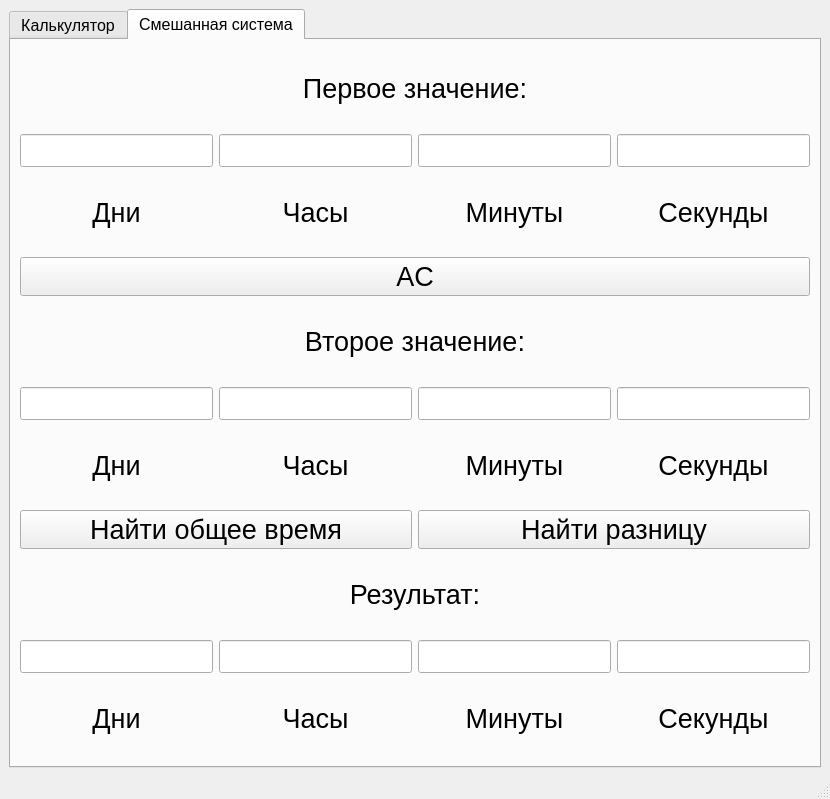
Above: calculator.ui from ZyNordd/Calculator before the change. Below: the same form after it.
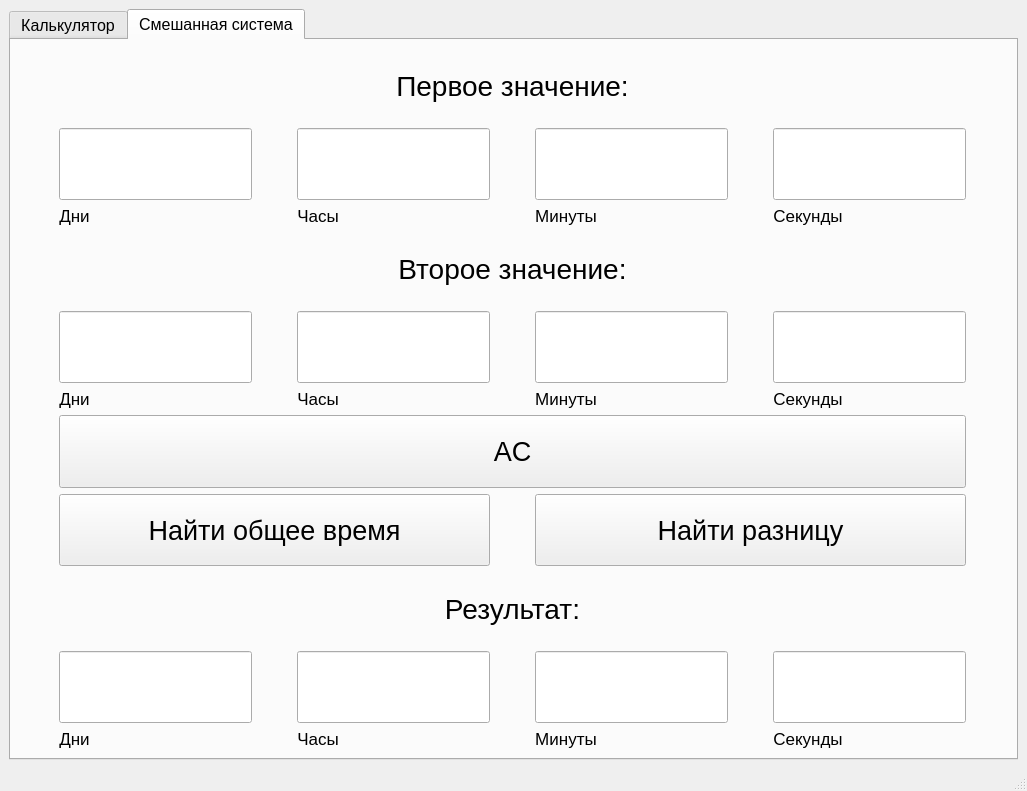
That is the form after the change.

Commit message: Interface update by Yan

```diff
--- a/calculator.ui
+++ b/calculator.ui
@@ -6,8 +6,8 @@
    <rect>
     <x>0</x>
     <y>0</y>
-    <width>823</width>
-    <height>799</height>
+    <width>1027</width>
+    <height>791</height>
    </rect>
   </property>
   <property name="sizePolicy">
@@ -29,6 +29,9 @@
    <layout class="QGridLayout" name="gridLayout_2">
     <item row="0" column="0">
      <widget class="QTabWidget" name="tabWidget">
+      <property name="enabled">
+       <bool>true</bool>
+      </property>
       <property name="font">
        <font>
         <pointsize>12</pointsize>
@@ -636,8 +639,110 @@
         <string>Смешанная система</string>
        </attribute>
        <layout class="QGridLayout" name="gridLayout_4">
+        <item row="6" column="0">
+         <widget class="QLineEdit" name="lineEdit_secondDay">
+          <property name="sizePolicy">
+           <sizepolicy hsizetype="Preferred" vsizetype="Preferred">
+            <horstretch>0</horstretch>
+            <verstretch>0</verstretch>
+           </sizepolicy>
+          </property>
+          <property name="font">
+           <font>
+            <pointsize>16</pointsize>
+           </font>
+          </property>
+         </widget>
+        </item>
+        <item row="2" column="2">
+         <widget class="QLabel" name="label_firstMinute">
+          <property name="sizePolicy">
+           <sizepolicy hsizetype="Fixed" vsizetype="Fixed">
+            <horstretch>0</horstretch>
+            <verstretch>0</verstretch>
+           </sizepolicy>
+          </property>
+          <property name="font">
+           <font>
+            <pointsize>13</pointsize>
+           </font>
+          </property>
+          <property name="layoutDirection">
+           <enum>Qt::LeftToRight</enum>
+          </property>
+          <property name="autoFillBackground">
+           <bool>false</bool>
+          </property>
+          <property name="text">
+           <string>Минуты</string>
+          </property>
+          <property name="alignment">
+           <set>Qt::AlignCenter</set>
+          </property>
+         </widget>
+        </item>
+        <item row="7" column="1">
+         <widget class="QLabel" name="label_secondHour">
+          <property name="sizePolicy">
+           <sizepolicy hsizetype="Fixed" vsizetype="Fixed">
+            <horstretch>0</horstretch>
+            <verstretch>0</verstretch>
+           </sizepolicy>
+          </property>
+          <property name="font">
+           <font>
+            <pointsize>13</pointsize>
+           </font>
+          </property>
+          <property name="layoutDirection">
+           <enum>Qt::LeftToRight</enum>
+          </property>
+          <property name="autoFillBackground">
+           <bool>false</bool>
+          </property>
+          <property name="text">
+           <string>Часы</string>
+          </property>
+          <property name="alignment">
+           <set>Qt::AlignCenter</set>
+          </property>
+         </widget>
+        </item>
+        <item row="7" column="2">
+         <widget class="QLabel" name="label_secondMinute">
+          <property name="sizePolicy">
+           <sizepolicy hsizetype="Fixed" vsizetype="Fixed">
+            <horstretch>0</horstretch>
+            <verstretch>0</verstretch>
+           </sizepolicy>
+          </property>
+          <property name="font">
+           <font>
+            <pointsize>13</pointsize>
+           </font>
+          </property>
+          <property name="layoutDirection">
+           <enum>Qt::LeftToRight</enum>
+          </property>
+          <property name="autoFillBackground">
+           <bool>false</bool>
+          </property>
+          <property name="text">
+           <string>Минуты</string>
+          </property>
+          <property name="alignment">
+           <set>Qt::AlignCenter</set>
+          </property>
+         </widget>
+        </item>
         <item row="1" column="2">
          <widget class="QLineEdit" name="lineEdit_firstMinute">
+          <property name="sizePolicy">
+           <sizepolicy hsizetype="Preferred" vsizetype="Preferred">
+            <horstretch>0</horstretch>
+            <verstretch>0</verstretch>
+           </sizepolicy>
+          </property>
           <property name="font">
            <font>
             <pointsize>16</pointsize>
@@ -645,26 +750,86 @@
           </property>
          </widget>
         </item>
-        <item row="2" column="3">
-         <widget class="QLabel" name="label_firstSec">
+        <item row="5" column="0" colspan="4">
+         <widget class="QLabel" name="label_secondVar">
+          <property name="sizePolicy">
+           <sizepolicy hsizetype="Minimum" vsizetype="Minimum">
+            <horstretch>0</horstretch>
+            <verstretch>0</verstretch>
+           </sizepolicy>
+          </property>
           <property name="font">
            <font>
-            <pointsize>20</pointsize>
+            <pointsize>21</pointsize>
            </font>
           </property>
           <property name="text">
-           <string>Секунды</string>
+           <string>Второе значение:</string>
           </property>
           <property name="alignment">
            <set>Qt::AlignCenter</set>
           </property>
          </widget>
         </item>
+        <item row="11" column="1">
+         <widget class="QLineEdit" name="lineEdit_answerHour">
+          <property name="sizePolicy">
+           <sizepolicy hsizetype="Preferred" vsizetype="Preferred">
+            <horstretch>0</horstretch>
+            <verstretch>0</verstretch>
+           </sizepolicy>
+          </property>
+          <property name="font">
+           <font>
+            <pointsize>16</pointsize>
+           </font>
+          </property>
+         </widget>
+        </item>
+        <item row="6" column="1">
+         <widget class="QLineEdit" name="lineEdit_secondHour">
+          <property name="sizePolicy">
+           <sizepolicy hsizetype="Preferred" vsizetype="Preferred">
+            <horstretch>0</horstretch>
+            <verstretch>0</verstretch>
+           </sizepolicy>
+          </property>
+          <property name="font">
+           <font>
+            <pointsize>16</pointsize>
+           </font>
+          </property>
+         </widget>
+        </item>
+        <item row="9" column="0" colspan="2">
+         <widget class="QPushButton" name="pushButton_plusMixed">
+          <property name="sizePolicy">
+           <sizepolicy hsizetype="Preferred" vsizetype="Preferred">
+            <horstretch>0</horstretch>
+            <verstretch>0</verstretch>
+           </sizepolicy>
+          </property>
+          <property name="font">
+           <font>
+            <pointsize>20</pointsize>
+           </font>
+          </property>
+          <property name="text">
+           <string>Найти общее время</string>
+          </property>
+         </widget>
+        </item>
         <item row="0" column="0" colspan="4">
          <widget class="QLabel" name="label_firstMixVar">
+          <property name="sizePolicy">
+           <sizepolicy hsizetype="Minimum" vsizetype="Minimum">
+            <horstretch>0</horstretch>
+            <verstretch>0</verstretch>
+           </sizepolicy>
+          </property>
           <property name="font">
            <font>
-            <pointsize>20</pointsize>
+            <pointsize>21</pointsize>
            </font>
           </property>
           <property name="text">
@@ -675,32 +840,14 @@
           </property>
          </widget>
         </item>
-        <item row="2" column="1">
-         <widget class="QLabel" name="label_firstHour">
-          <property name="font">
-           <font>
-            <pointsize>20</pointsize>
-           </font>
-          </property>
-          <property name="text">
-           <string>Часы</string>
-          </property>
-          <property name="alignment">
-           <set>Qt::AlignCenter</set>
-          </property>
-         </widget>
-        </item>
         <item row="6" column="3">
          <widget class="QLineEdit" name="lineEdit_secondSec">
-          <property name="font">
-           <font>
-            <pointsize>16</pointsize>
-           </font>
+          <property name="sizePolicy">
+           <sizepolicy hsizetype="Preferred" vsizetype="Preferred">
+            <horstretch>0</horstretch>
+            <verstretch>0</verstretch>
+           </sizepolicy>
           </property>
-         </widget>
-        </item>
-        <item row="10" column="0">
-         <widget class="QLineEdit" name="lineEdit_answerDay">
           <property name="font">
            <font>
             <pointsize>16</pointsize>
@@ -708,30 +855,24 @@
           </property>
          </widget>
         </item>
-        <item row="10" column="1">
-         <widget class="QLineEdit" name="lineEdit_answerHour">
-          <property name="font">
-           <font>
-            <pointsize>16</pointsize>
-           </font>
+        <item row="12" column="2">
+         <widget class="QLabel" name="label_answerMinute">
+          <property name="sizePolicy">
+           <sizepolicy hsizetype="Fixed" vsizetype="Fixed">
+            <horstretch>0</horstretch>
+            <verstretch>0</verstretch>
+           </sizepolicy>
           </property>
-         </widget>
-        </item>
-        <item row="1" column="3">
-         <widget class="QLineEdit" name="lineEdit_firstSec">
           <property name="font">
            <font>
-            <pointsize>16</pointsize>
+            <pointsize>13</pointsize>
            </font>
           </property>
-         </widget>
-        </item>
-        <item row="2" column="2">
-         <widget class="QLabel" name="label_firstMinute">
-          <property name="font">
-           <font>
-            <pointsize>20</pointsize>
-           </font>
+          <property name="layoutDirection">
+           <enum>Qt::LeftToRight</enum>
+          </property>
+          <property name="autoFillBackground">
+           <bool>false</bool>
           </property>
           <property name="text">
            <string>Минуты</string>
@@ -741,47 +882,14 @@
           </property>
          </widget>
         </item>
-        <item row="5" column="0" colspan="4">
-         <widget class="QLabel" name="label_secondVar">
-          <property name="font">
-           <font>
-            <pointsize>20</pointsize>
-           </font>
-          </property>
-          <property name="text">
-           <string>Второе значение:</string>
-          </property>
-          <property name="alignment">
-           <set>Qt::AlignCenter</set>
-          </property>
-         </widget>
-        </item>
-        <item row="10" column="3">
-         <widget class="QLineEdit" name="lineEdit_answerSec">
-          <property name="font">
-           <font>
-            <pointsize>16</pointsize>
-           </font>
-          </property>
-         </widget>
-        </item>
-        <item row="9" column="0" colspan="4">
-         <widget class="QLabel" name="label_answer">
-          <property name="font">
-           <font>
-            <pointsize>20</pointsize>
-           </font>
-          </property>
-          <property name="text">
-           <string>Результат:</string>
-          </property>
-          <property name="alignment">
-           <set>Qt::AlignCenter</set>
-          </property>
-         </widget>
-        </item>
         <item row="1" column="0">
          <widget class="QLineEdit" name="lineEdit_firstDay">
+          <property name="sizePolicy">
+           <sizepolicy hsizetype="Preferred" vsizetype="Preferred">
+            <horstretch>0</horstretch>
+            <verstretch>0</verstretch>
+           </sizepolicy>
+          </property>
           <property name="font">
            <font>
             <pointsize>16</pointsize>
@@ -789,38 +897,14 @@
           </property>
          </widget>
         </item>
-        <item row="11" column="0">
-         <widget class="QLabel" name="label_answerDay">
-          <property name="font">
-           <font>
-            <pointsize>20</pointsize>
-           </font>
-          </property>
-          <property name="text">
-           <string>Дни</string>
-          </property>
-          <property name="alignment">
-           <set>Qt::AlignCenter</set>
-          </property>
-         </widget>
-        </item>
         <item row="11" column="2">
-         <widget class="QLabel" name="label_answerMinute">
-          <property name="font">
-           <font>
-            <pointsize>20</pointsize>
-           </font>
+         <widget class="QLineEdit" name="lineEdit_answerMinute">
+          <property name="sizePolicy">
+           <sizepolicy hsizetype="Preferred" vsizetype="Preferred">
+            <horstretch>0</horstretch>
+            <verstretch>0</verstretch>
+           </sizepolicy>
           </property>
-          <property name="text">
-           <string>Минуты</string>
-          </property>
-          <property name="alignment">
-           <set>Qt::AlignCenter</set>
-          </property>
-         </widget>
-        </item>
-        <item row="1" column="1">
-         <widget class="QLineEdit" name="lineEdit_firstHour">
           <property name="font">
            <font>
             <pointsize>16</pointsize>
@@ -830,6 +914,126 @@
         </item>
         <item row="6" column="2">
          <widget class="QLineEdit" name="lineEdit_secondMinute">
+          <property name="sizePolicy">
+           <sizepolicy hsizetype="Preferred" vsizetype="Preferred">
+            <horstretch>0</horstretch>
+            <verstretch>0</verstretch>
+           </sizepolicy>
+          </property>
+          <property name="font">
+           <font>
+            <pointsize>16</pointsize>
+           </font>
+          </property>
+         </widget>
+        </item>
+        <item row="12" column="1">
+         <widget class="QLabel" name="label_answerHour">
+          <property name="sizePolicy">
+           <sizepolicy hsizetype="Fixed" vsizetype="Fixed">
+            <horstretch>0</horstretch>
+            <verstretch>0</verstretch>
+           </sizepolicy>
+          </property>
+          <property name="font">
+           <font>
+            <pointsize>13</pointsize>
+           </font>
+          </property>
+          <property name="layoutDirection">
+           <enum>Qt::LeftToRight</enum>
+          </property>
+          <property name="autoFillBackground">
+           <bool>false</bool>
+          </property>
+          <property name="text">
+           <string>Часы</string>
+          </property>
+          <property name="alignment">
+           <set>Qt::AlignCenter</set>
+          </property>
+         </widget>
+        </item>
+        <item row="9" column="2" colspan="2">
+         <widget class="QPushButton" name="pushButton_minusMixed">
+          <property name="sizePolicy">
+           <sizepolicy hsizetype="Preferred" vsizetype="Preferred">
+            <horstretch>0</horstretch>
+            <verstretch>0</verstretch>
+           </sizepolicy>
+          </property>
+          <property name="font">
+           <font>
+            <pointsize>20</pointsize>
+           </font>
+          </property>
+          <property name="text">
+           <string>Найти разницу</string>
+          </property>
+         </widget>
+        </item>
+        <item row="12" column="3">
+         <widget class="QLabel" name="label_answerSec">
+          <property name="sizePolicy">
+           <sizepolicy hsizetype="Fixed" vsizetype="Fixed">
+            <horstretch>0</horstretch>
+            <verstretch>0</verstretch>
+           </sizepolicy>
+          </property>
+          <property name="font">
+           <font>
+            <pointsize>13</pointsize>
+           </font>
+          </property>
+          <property name="layoutDirection">
+           <enum>Qt::LeftToRight</enum>
+          </property>
+          <property name="autoFillBackground">
+           <bool>false</bool>
+          </property>
+          <property name="text">
+           <string>Секунды</string>
+          </property>
+          <property name="alignment">
+           <set>Qt::AlignCenter</set>
+          </property>
+         </widget>
+        </item>
+        <item row="2" column="1">
+         <widget class="QLabel" name="label_firstHour">
+          <property name="sizePolicy">
+           <sizepolicy hsizetype="Fixed" vsizetype="Fixed">
+            <horstretch>0</horstretch>
+            <verstretch>0</verstretch>
+           </sizepolicy>
+          </property>
+          <property name="font">
+           <font>
+            <pointsize>13</pointsize>
+           </font>
+          </property>
+          <property name="layoutDirection">
+           <enum>Qt::LeftToRight</enum>
+          </property>
+          <property name="autoFillBackground">
+           <bool>false</bool>
+          </property>
+          <property name="text">
+           <string>Часы</string>
+          </property>
+          <property name="alignment">
+           <set>Qt::AlignCenter</set>
+          </property>
+         </widget>
+        </item>
+        <item row="1" column="1">
+         <widget class="QLineEdit" name="lineEdit_firstHour">
+          <property name="sizePolicy">
+           <sizepolicy hsizetype="Preferred" vsizetype="Preferred">
+            <horstretch>0</horstretch>
+            <verstretch>0</verstretch>
+           </sizepolicy>
+          </property>
           <property name="font">
            <font>
             <pointsize>16</pointsize>
@@ -839,11 +1043,23 @@
         </item>
         <item row="7" column="3">
          <widget class="QLabel" name="label_secondSec">
+          <property name="sizePolicy">
+           <sizepolicy hsizetype="Fixed" vsizetype="Fixed">
+            <horstretch>0</horstretch>
+            <verstretch>0</verstretch>
+           </sizepolicy>
+          </property>
           <property name="font">
            <font>
-            <pointsize>20</pointsize>
+            <pointsize>13</pointsize>
            </font>
           </property>
+          <property name="layoutDirection">
+           <enum>Qt::LeftToRight</enum>
+          </property>
+          <property name="autoFillBackground">
+           <bool>false</bool>
+          </property>
           <property name="text">
            <string>Секунды</string>
           </property>
@@ -852,13 +1068,67 @@
           </property>
          </widget>
         </item>
+        <item row="1" column="3">
+         <widget class="QLineEdit" name="lineEdit_firstSec">
+          <property name="sizePolicy">
+           <sizepolicy hsizetype="Preferred" vsizetype="Preferred">
+            <horstretch>0</horstretch>
+            <verstretch>0</verstretch>
+           </sizepolicy>
+          </property>
+          <property name="font">
+           <font>
+            <pointsize>16</pointsize>
+           </font>
+          </property>
+         </widget>
+        </item>
+        <item row="12" column="0">
+         <widget class="QLabel" name="label_answerDay">
+          <property name="sizePolicy">
+           <sizepolicy hsizetype="Fixed" vsizetype="Fixed">
+            <horstretch>0</horstretch>
+            <verstretch>0</verstretch>
+           </sizepolicy>
+          </property>
+          <property name="font">
+           <font>
+            <pointsize>13</pointsize>
+           </font>
+          </property>
+          <property name="layoutDirection">
+           <enum>Qt::LeftToRight</enum>
+          </property>
+          <property name="autoFillBackground">
+           <bool>false</bool>
+          </property>
+          <property name="text">
+           <string>Дни</string>
+          </property>
+          <property name="alignment">
+           <set>Qt::AlignCenter</set>
+          </property>
+         </widget>
+        </item>
         <item row="7" column="0">
          <widget class="QLabel" name="label_secondDay">
+          <property name="sizePolicy">
+           <sizepolicy hsizetype="Fixed" vsizetype="Fixed">
+            <horstretch>0</horstretch>
+            <verstretch>0</verstretch>
+           </sizepolicy>
+          </property>
           <property name="font">
            <font>
-            <pointsize>20</pointsize>
+            <pointsize>13</pointsize>
            </font>
           </property>
+          <property name="layoutDirection">
+           <enum>Qt::LeftToRight</enum>
+          </property>
+          <property name="autoFillBackground">
+           <bool>false</bool>
+          </property>
           <property name="text">
            <string>Дни</string>
           </property>
@@ -867,13 +1137,25 @@
           </property>
          </widget>
         </item>
-        <item row="11" column="3">
-         <widget class="QLabel" name="label_answerSec">
+        <item row="2" column="3">
+         <widget class="QLabel" name="label_firstSec">
+          <property name="sizePolicy">
+           <sizepolicy hsizetype="Fixed" vsizetype="Fixed">
+            <horstretch>0</horstretch>
+            <verstretch>0</verstretch>
+           </sizepolicy>
+          </property>
           <property name="font">
            <font>
-            <pointsize>20</pointsize>
+            <pointsize>13</pointsize>
            </font>
           </property>
+          <property name="layoutDirection">
+           <enum>Qt::LeftToRight</enum>
+          </property>
+          <property name="autoFillBackground">
+           <bool>false</bool>
+          </property>
           <property name="text">
            <string>Секунды</string>
           </property>
@@ -884,14 +1166,23 @@
         </item>
         <item row="2" column="0">
          <widget class="QLabel" name="label_firstDay">
+          <property name="sizePolicy">
+           <sizepolicy hsizetype="Fixed" vsizetype="Fixed">
+            <horstretch>0</horstretch>
+            <verstretch>0</verstretch>
+           </sizepolicy>
+          </property>
           <property name="font">
            <font>
-            <pointsize>20</pointsize>
+            <pointsize>13</pointsize>
            </font>
           </property>
           <property name="layoutDirection">
            <enum>Qt::LeftToRight</enum>
           </property>
+          <property name="autoFillBackground">
+           <bool>false</bool>
+          </property>
           <property name="text">
            <string>Дни</string>
           </property>
@@ -900,71 +1191,50 @@
           </property>
          </widget>
         </item>
-        <item row="6" column="0">
-         <widget class="QLineEdit" name="lineEdit_secondDay">
-          <property name="font">
-           <font>
-            <pointsize>16</pointsize>
-           </font>
+        <item row="11" column="3">
+         <widget class="QLineEdit" name="lineEdit_answerSec">
+          <property name="sizePolicy">
+           <sizepolicy hsizetype="Preferred" vsizetype="Preferred">
+            <horstretch>0</horstretch>
+            <verstretch>0</verstretch>
+           </sizepolicy>
           </property>
-         </widget>
-        </item>
-        <item row="11" column="1">
-         <widget class="QLabel" name="label_answerHour">
           <property name="font">
            <font>
-            <pointsize>20</pointsize>
-           </font>
-          </property>
-          <property name="text">
-           <string>Часы</string>
-          </property>
-          <property name="alignment">
-           <set>Qt::AlignCenter</set>
-          </property>
-         </widget>
-        </item>
-        <item row="6" column="1">
-         <widget class="QLineEdit" name="lineEdit_secondHour">
-          <property name="font">
-           <font>
             <pointsize>16</pointsize>
            </font>
           </property>
          </widget>
         </item>
-        <item row="7" column="1">
-         <widget class="QLabel" name="label_secondHour">
-          <property name="font">
-           <font>
-            <pointsize>20</pointsize>
-           </font>
+        <item row="10" column="0" colspan="4">
+         <widget class="QLabel" name="label_answer">
+          <property name="sizePolicy">
+           <sizepolicy hsizetype="Minimum" vsizetype="Minimum">
+            <horstretch>0</horstretch>
+            <verstretch>0</verstretch>
+           </sizepolicy>
           </property>
-          <property name="text">
-           <string>Часы</string>
-          </property>
-          <property name="alignment">
-           <set>Qt::AlignCenter</set>
-          </property>
-         </widget>
-        </item>
-        <item row="7" column="2">
-         <widget class="QLabel" name="label_secondMinute">
           <property name="font">
            <font>
-            <pointsize>20</pointsize>
+            <pointsize>21</pointsize>
            </font>
           </property>
           <property name="text">
-           <string>Минуты</string>
+           <string>Результат:</string>
           </property>
           <property name="alignment">
            <set>Qt::AlignCenter</set>
           </property>
          </widget>
         </item>
-        <item row="10" column="2">
-         <widget class="QLineEdit" name="lineEdit_answerMinute">
+        <item row="11" column="0">
+         <widget class="QLineEdit" name="lineEdit_answerDay">
+          <property name="sizePolicy">
+           <sizepolicy hsizetype="Preferred" vsizetype="Preferred">
+            <horstretch>0</horstretch>
+            <verstretch>0</verstretch>
+           </sizepolicy>
+          </property>
           <property name="font">
            <font>
             <pointsize>16</pointsize>
@@ -972,32 +1242,14 @@
           </property>
          </widget>
         </item>
-        <item row="8" column="0" colspan="2">
-         <widget class="QPushButton" name="pushButton_plusMixed">
-          <property name="font">
-           <font>
-            <pointsize>20</pointsize>
-           </font>
-          </property>
-          <property name="text">
-           <string>Найти общее время</string>
-          </property>
-         </widget>
-        </item>
-        <item row="8" column="2" colspan="2">
-         <widget class="QPushButton" name="pushButton_minusMixed">
-          <property name="font">
-           <font>
-            <pointsize>20</pointsize>
-           </font>
-          </property>
-          <property name="text">
-           <string>Найти разницу</string>
-          </property>
-         </widget>
-        </item>
-        <item row="3" column="0" colspan="4">
+        <item row="8" column="0" colspan="4">
          <widget class="QPushButton" name="pushButton_ACMixed">
+          <property name="sizePolicy">
+           <sizepolicy hsizetype="Preferred" vsizetype="Preferred">
+            <horstretch>0</horstretch>
+            <verstretch>0</verstretch>
+           </sizepolicy>
+          </property>
           <property name="font">
            <font>
             <pointsize>20</pointsize>
@@ -1019,8 +1271,8 @@
     <rect>
      <x>0</x>
      <y>0</y>
-     <width>823</width>
-     <height>25</height>
+     <width>1027</width>
+     <height>26</height>
     </rect>
    </property>
   </widget>
```
